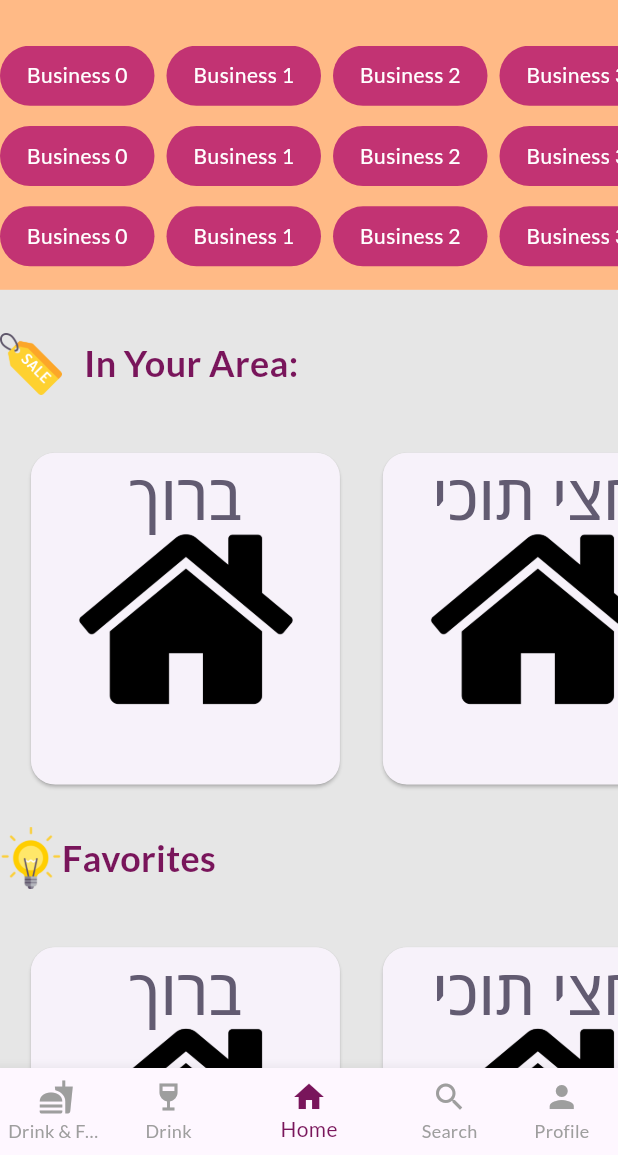
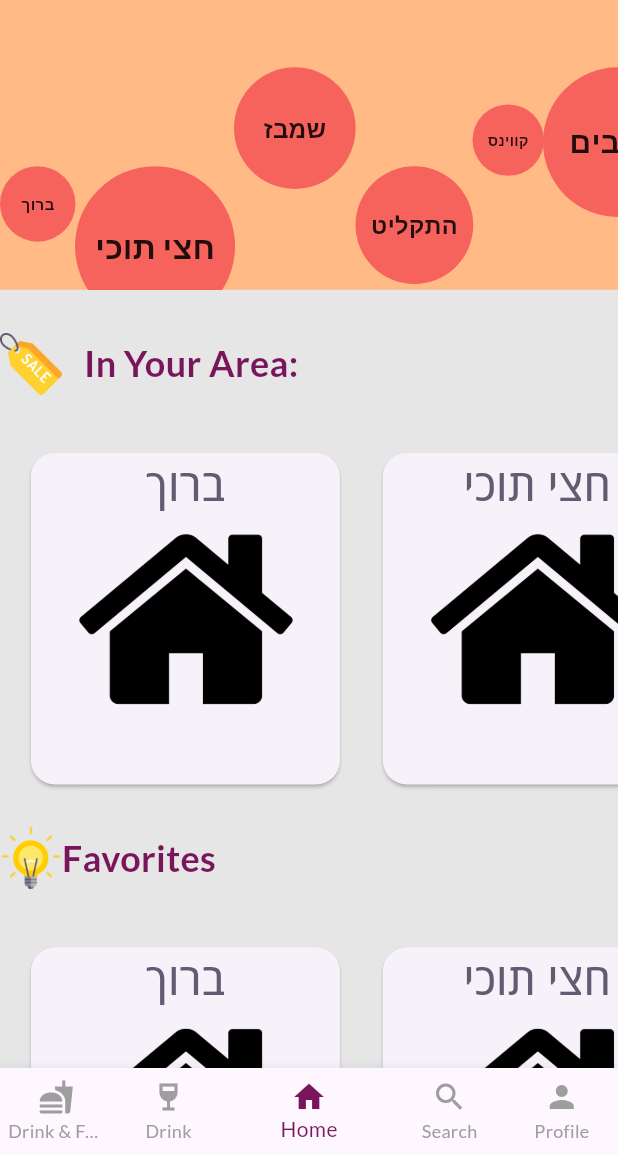
Before and after one commit to SimhaMarouani/everyBarApp, a Flutter app: the screen it shows after launch, on a phone screen of 412 x 824 dp, the part 81-1236 px from its top. Run offline on Flutter 3.47's test engine with Material 2 defaults, Android fonts, the phone set to English and light mode, and no system bars; our stand-ins replace flutter_riverpod, google_fonts; project files that could hold a hidden picture were left out.

Commit message:
added bubble's list

```diff
--- a/lib/data/data.dart
+++ b/lib/data/data.dart
@@ -9,7 +9,8 @@ const businessList = [
       smoke: true,
       name: "ברוך",
       menu: {"Cocktail": 41.50, "Cola": 13},
-      imageUrl: "assests/baruh.jpg",
+      imageUrl:
+          "https://encrypted-tbn0.gstatic.com/images?q=tbn:ANd9GcQYCRq_hfY3_gob3ZsHGzLpARUOC5ewubLL0Wdj4Y4K2tWHrIBp1T_dOpiAJuA-3B6oOvk&usqp=CAU",
       openTime: "20:00",
       closedTime: "2:00",
       location: "נחלת שבעה 11",
@@ -21,6 +22,8 @@ const businessList = [
       isKosher: false,
       loud: true,
       smoke: true,
+      imageUrl:
+          "https://encrypted-tbn0.gstatic.com/images?q=tbn:ANd9GcQYCRq_hfY3_gob3ZsHGzLpARUOC5ewubLL0Wdj4Y4K2tWHrIBp1T_dOpiAJuA-3B6oOvk&usqp=CAU",
       name: "חצי תוכי",
       menu: {"Beer": 19.90, "Cocktail": 41.50, "Cola": 13},
       openTime: "18:00",
@@ -33,6 +36,8 @@ const businessList = [
       isKosher: true,
       loud: true,
       smoke: true,
+      imageUrl:
+          "https://encrypted-tbn0.gstatic.com/images?q=tbn:ANd9GcQYCRq_hfY3_gob3ZsHGzLpARUOC5ewubLL0Wdj4Y4K2tWHrIBp1T_dOpiAJuA-3B6oOvk&usqp=CAU",
       name: "שמבז",
       menu: {"Beer": 19.90, "Cocktail": 41.50, "Cola": 13},
       openTime: "17:00",
@@ -47,7 +52,8 @@ const businessList = [
       smoke: true,
       name: "התקליט",
       menu: {"Cocktail": 41.50, "Cola": 13},
-      imageUrl: "assests/hataklit.jpg",
+      imageUrl:
+          "https://encrypted-tbn0.gstatic.com/images?q=tbn:ANd9GcQYCRq_hfY3_gob3ZsHGzLpARUOC5ewubLL0Wdj4Y4K2tWHrIBp1T_dOpiAJuA-3B6oOvk&usqp=CAU",
       openTime: "17:00",
       closedTime: "3:00",
       location: "Modi'in",
@@ -62,6 +68,8 @@ const businessList = [
       menu: {"Cocktail": 41.50},
       openTime: "17:00",
       closedTime: "3:00",
+      imageUrl:
+          "https://encrypted-tbn0.gstatic.com/images?q=tbn:ANd9GcQYCRq_hfY3_gob3ZsHGzLpARUOC5ewubLL0Wdj4Y4K2tWHrIBp1T_dOpiAJuA-3B6oOvk&usqp=CAU",
       location: "Modi'in",
       hasHappyHour: false),
   Business(
@@ -71,6 +79,8 @@ const businessList = [
       loud: true,
       smoke: true,
       name: "הדובים",
+      imageUrl:
+          "https://encrypted-tbn0.gstatic.com/images?q=tbn:ANd9GcQYCRq_hfY3_gob3ZsHGzLpARUOC5ewubLL0Wdj4Y4K2tWHrIBp1T_dOpiAJuA-3B6oOvk&usqp=CAU",
       menu: {"Cocktail": 41.50, "Cola": 13},
       openTime: "17:00",
       closedTime: "3:00",
@@ -82,6 +92,8 @@ const businessList = [
       isKosher: true,
       loud: false,
       smoke: true,
+      imageUrl:
+          "https://encrypted-tbn0.gstatic.com/images?q=tbn:ANd9GcQYCRq_hfY3_gob3ZsHGzLpARUOC5ewubLL0Wdj4Y4K2tWHrIBp1T_dOpiAJuA-3B6oOvk&usqp=CAU",
       name: "ימה",
       menu: {"Beer": 19.90, "Cola": 13},
       openTime: "17:00",
--- a/lib/screens/home_page.dart
+++ b/lib/screens/home_page.dart
@@ -1,9 +1,12 @@
 import 'package:flutter/material.dart';
 import 'package:iBar/data/Headlines.dart';
+import 'package:iBar/data/data.dart';
 import 'package:iBar/models/business_model.dart';
 import 'package:iBar/providers/language_provider.dart';
 import 'package:iBar/screens/search_screen.dart';
 import 'package:iBar/widgets/appbar_list.dart';
+import 'package:iBar/widgets/bubble.dart';
+import 'package:iBar/widgets/bubble_list.dart';
 import 'package:iBar/widgets/business_list_generator.dart';
 import 'package:flutter_riverpod/flutter_riverpod.dart';
 
@@ -121,22 +124,7 @@ class _MyWidgetState extends ConsumerState<HomePage>
               flexibleSpace: FlexibleSpaceBar(
                 background: Padding(
                   padding: EdgeInsets.only(top: deviceHeight * 0.10),
-                  child: ListView(
-                    scrollDirection: Axis.horizontal,
-                    children: [
-                      SizedBox(
-                        width: deviceWidth,
-                        child: Column(
-                          mainAxisAlignment: MainAxisAlignment.center,
-                          children: [
-                            ListWidget(),
-                            ListWidget(),
-                            ListWidget(),
-                          ],
-                        ),
-                      ),
-                    ],
-                  ),
+                  child: BubbleList(businessList: businessList),
                 ),
               ),
             ),
@@ -170,7 +158,6 @@ class _MyWidgetState extends ConsumerState<HomePage>
                         animationController: _animationController,
                         isList: true,
                         bList: widget.availableBusinesses,
-                        isSearching: true,
                       ),
                       Row(
                           mainAxisAlignment: MainAxisAlignment.start,
@@ -194,7 +181,6 @@ class _MyWidgetState extends ConsumerState<HomePage>
                         animationController: _animationController,
                         isList: true,
                         bList: widget.availableBusinesses,
-                        isSearching: true,
                       ),
                     ],
                   ),
--- a/lib/screens/search_screen.dart
+++ b/lib/screens/search_screen.dart
@@ -22,7 +22,6 @@ class _SearchScreenState extends State<SearchScreen> {
   var searchResult = const BusinessList(
     isList: true,
     bList: [],
-    isSearching: false,
   );
 
   Future<void> addWord(String word) async {
@@ -119,12 +118,10 @@ class _SearchScreenState extends State<SearchScreen> {
         ? BusinessList(
             bList: searchByKeywords(lowercaseSearchQuery),
             isList: false,
-            isSearching: isSearching,
           )
         : const BusinessList(
             isList: true,
             bList: [],
-            isSearching: false,
           );
     if (isSearching) {
       // addWord(string);
--- /dev/null
+++ b/lib/widgets/bubble.dart
@@ -0,0 +1,45 @@
+import 'package:flutter/material.dart';
+
+class Bubble extends StatelessWidget {
+  final double left;
+  final double top;
+  final double size;
+  final void Function() onSelect;
+  final String name;
+
+  Bubble({
+    required this.left,
+    required this.top,
+    required this.size,
+    required this.onSelect,
+    required this.name,
+  });
+
+  @override
+  Widget build(BuildContext context) {
+    return Positioned(
+      left: left,
+      top: top,
+      child: GestureDetector(
+        onTap: onSelect,
+        child: Container(
+          width: size,
+          height: size,
+          decoration: BoxDecoration(
+            shape: BoxShape.circle,
+            color: Theme.of(context).highlightColor,
+          ),
+          child: Center(
+            child: Text(
+              name,
+              style: TextStyle(
+                fontSize: size * 0.2,
+                fontWeight: FontWeight.bold,
+              ),
+            ),
+          ),
+        ),
+      ),
+    );
+  }
+}
--- /dev/null
+++ b/lib/widgets/bubble_list.dart
@@ -0,0 +1,86 @@
+import 'dart:math';
+
+import 'package:flutter/material.dart';
+import 'package:iBar/data/data.dart';
+import 'package:iBar/models/business_model.dart';
+import 'package:iBar/screens/business_home_page.dart';
+import 'package:iBar/widgets/bubble.dart';
+
+class BubbleList extends StatefulWidget {
+  const BubbleList({
+    super.key,
+    required this.businessList,
+  });
+  final List<Business> businessList;
+
+  @override
+  State<BubbleList> createState() => _BubbleListState();
+}
+
+class _BubbleListState extends State<BubbleList> {
+  void selectBusiness(BuildContext context, Business business) {
+    Navigator.push(
+      context,
+      MaterialPageRoute(
+        builder: (ctx) => BusinessHomePage(
+          businessModel: business,
+        ),
+      ),
+    );
+  }
+
+  List<Bubble> generateBubbles(
+    double maxHeight,
+    double minHeight,
+    List<double> heights,
+  ) {
+    var totalWidth = 0;
+    List<Bubble> businessesBubbles = [];
+    Random random = Random();
+
+    for (int i = 0; i < businessList.length; i++) {
+      double randomHeight =
+          random.nextDouble() * (maxHeight - minHeight) + minHeight;
+
+      int randTomIndex = random.nextInt(heights.length);
+      double randomTop = heights[randTomIndex];
+
+      businessesBubbles.add(Bubble(
+        name: businessList[i].name,
+        left: totalWidth.toDouble(),
+        top: randomTop,
+        size: randomHeight,
+        onSelect: () {
+          selectBusiness(context, businessList[i]);
+        },
+      ));
+      totalWidth += randomHeight.toInt();
+    }
+
+    return businessesBubbles;
+  }
+
+  @override
+  Widget build(BuildContext context) {
+    final deviceHeight = MediaQuery.of(context).size.height;
+    final deviceWidth = MediaQuery.of(context).size.width;
+    List<Bubble> businessesBubbles = generateBubbles(
+      deviceHeight * 0.15,
+      deviceHeight * 0.05,
+      [deviceHeight * 0.02, deviceHeight * 0.05, deviceHeight * 0.1],
+    );
+
+    return SingleChildScrollView(
+      scrollDirection: Axis.horizontal,
+      child: SizedBox(
+        height: deviceHeight * 0.3,
+        width: deviceWidth * 1.5, // Adjust the width as needed
+        child: Stack(
+          children: <Widget>[
+            for (var bub in businessesBubbles) bub,
+          ],
+        ),
+      ),
+    );
+  }
+}
--- a/lib/widgets/business_item.dart
+++ b/lib/widgets/business_item.dart
@@ -7,18 +7,16 @@ class BusinesListItem extends StatelessWidget {
     super.key,
     required this.businessItem,
     required this.onSelect,
-    required this.isSearching,
   });
 
   final Business businessItem;
-  final bool isSearching;
   final void Function() onSelect;
 
   @override
   Widget build(BuildContext context) {
     final deviceHeight = MediaQuery.of(context).size.height;
     final deviceWidth = MediaQuery.of(context).size.width;
-    final height = !isSearching ? deviceHeight * 0.04 : deviceHeight * 0.5;
+    final height = deviceHeight * 0.35;
     return SizedBox(
       width: deviceWidth * 0.5,
       height: height,
@@ -44,7 +42,7 @@ class BusinesListItem extends StatelessWidget {
                 businessItem.name,
                 style: GoogleFonts.getFont(
                   'Open Sans',
-                  fontSize: !isSearching ? height * 0.6 : height * 0.1,
+                  fontSize: height * 0.1,
                   color: Theme.of(context).colorScheme.secondary,
                 ),
               ),
--- a/lib/widgets/business_list_generator.dart
+++ b/lib/widgets/business_list_generator.dart
@@ -9,11 +9,9 @@ class BusinessList extends StatefulWidget {
     this.animationController,
     required this.isList,
     required this.bList,
-    required this.isSearching,
   });
   final AnimationController? animationController;
   final bool isList;
-  final bool isSearching;
   final List<Business> bList;
 
   @override
@@ -41,8 +39,7 @@ class _BusinessSalesListState extends State<BusinessList> {
         animationController != null ? const Offset(0.7, 0) : const Offset(0, 0);
     final height =
         animationController == null ? deviceHeight : deviceHeight * 0.3;
-    final widgetToDisplay = widget.isList
-        ? ListView.builder(
+    final widgetToDisplay = ListView.builder(
       padding: const EdgeInsets.only(top: 10),
       itemCount: widget.bList.length,
       scrollDirection: Axis.horizontal,
@@ -50,33 +47,12 @@ class _BusinessSalesListState extends State<BusinessList> {
         padding: EdgeInsets.only(
             top: 8.0, left: deviceWidth * 0.05, right: 8.0, bottom: 8),
         child: BusinesListItem(
-                isSearching: widget.isSearching,
           businessItem: widget.bList[index],
           onSelect: () {
             _selectBusiness(context, widget.bList[index]);
           },
         ),
       ),
-          )
-        : ListView.builder(
-            padding: const EdgeInsets.only(top: 10),
-            itemCount: widget.bList.length,
-            scrollDirection: Axis.vertical,
-            itemBuilder: (context, index) {
-              return Padding(
-                padding: EdgeInsets.only(
-                    top: index != 0
-                        ? (widget.isSearching ? deviceHeight * 0.15 : 10)
-                        : 0),
-                child: BusinesListItem(
-                  businessItem: widget.bList[index],
-                  isSearching: widget.isSearching,
-                  onSelect: () {
-                    _selectBusiness(context, widget.bList[index]);
-                  },
-                ),
-              );
-            },
     );
 
     return AnimatedBuilder(
```
Lines whose indentation alone changed are shown as unchanged.
